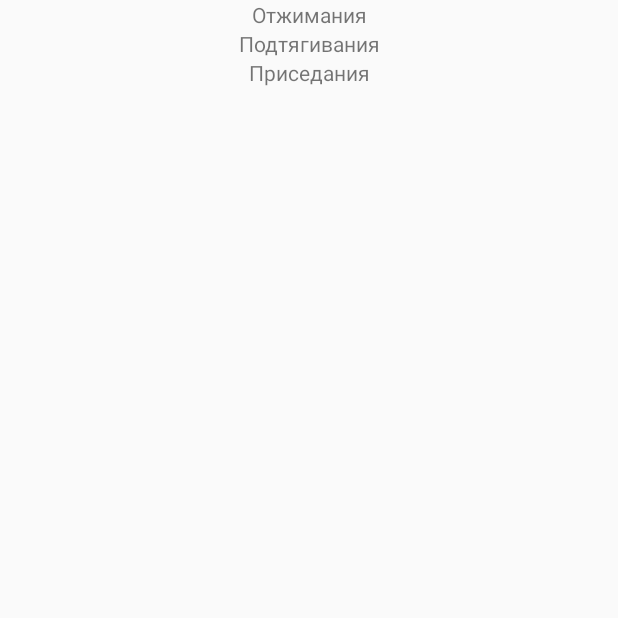
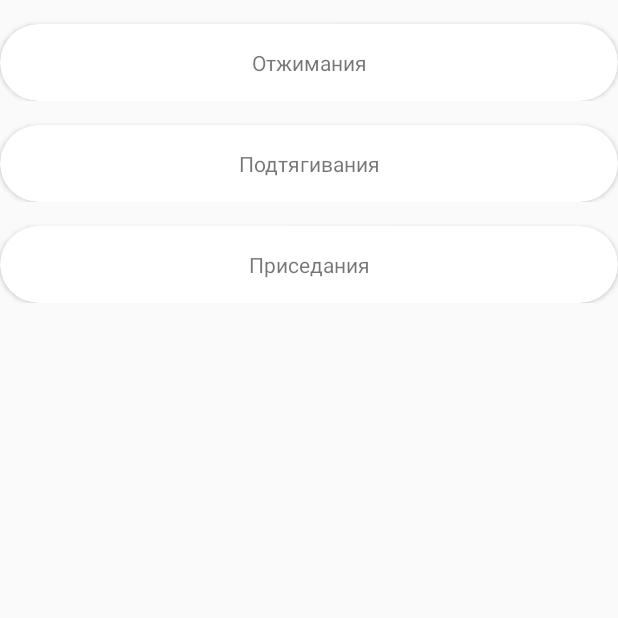
Before and after one commit to chernikov-fedya/fitness-progect-final, an Android app: the MainActivityTrain screen opened directly, with no data from a screen before it, on a phone screen of 412 x 824 dp, the top half of it. Run offline under Robolectric (Android 15) with nearby library versions, the phone set to English and light mode, and no system bars.

```diff
--- a/app/build.gradle
+++ b/app/build.gradle
@@ -35,5 +35,6 @@ dependencies {
     androidTestImplementation 'androidx.test.ext:junit:1.1.1'
     androidTestImplementation 'androidx.test.espresso:espresso-core:3.2.0'
     implementation 'androidx.recyclerview:recyclerview:1.1.0'
+    implementation 'androidx.cardview:cardview:1.0.0'
     implementation 'com.google.android.material:material:1.0.0'
 }
--- a/app/src/main/java/com/example/myapplication/MainActivityMenu.kt
+++ b/app/src/main/java/com/example/myapplication/MainActivityMenu.kt
@@ -21,4 +21,9 @@ class MainActivityMenu : AppCompatActivity() {
         next1.putExtra("Train", 1)
         startActivity(next1)
     }
+    fun back(v: View){
+        var back = Intent(this@MainActivityMenu, MainActivityDisease::class.java)
+        back.putExtra("back", 0)
+        startActivity(back)
+    }
 }
--- a/app/src/main/res/layout/activity_main_menu.xml
+++ b/app/src/main/res/layout/activity_main_menu.xml
@@ -80,6 +80,7 @@
             android:background="@drawable/ic_person_black_24dp"
             android:backgroundTint="#00FFFFFF"
             android:text="Профиль"
+            android:onClick="profile"
             app:srcCompat="@drawable/ic_person_black_24dp" />
     </com.google.android.material.bottomnavigation.BottomNavigationView>
 
--- a/app/src/main/res/layout/exercise_view.xml
+++ b/app/src/main/res/layout/exercise_view.xml
@@ -1,8 +1,22 @@
 <?xml version="1.0" encoding="utf-8"?>
 <LinearLayout xmlns:android="http://schemas.android.com/apk/res/android"
-    android:orientation="vertical" android:layout_width="match_parent"
+    xmlns:app="http://schemas.android.com/apk/res-auto"
+    android:orientation="vertical"
+    android:layout_width="match_parent"
     android:layout_height="wrap_content"
     android:gravity="center">
+
+    <androidx.cardview.widget.CardView
+        android:layout_height="wrap_content"
+        android:layout_width="wrap_content"
+        android:layout_marginTop="16dp"
+        app:cardCornerRadius="40dp">
+
+        <RelativeLayout
+            android:layout_width="match_parent"
+            android:layout_height="wrap_content"
+            android:padding="16dp"
+            android:orientation="vertical">
 
         <TextView
             android:id="@+id/name_ex"
@@ -19,4 +33,10 @@
         <!--        android:id="@+id/img_ex"-->
         <!--        android:layout_width="wrap_content"-->
         <!--        android:layout_height="wrap_content"/>-->
+        </RelativeLayout>
+    </androidx.cardview.widget.CardView>
+
+
+
+
 </LinearLayout>
--- a/app/src/main/res/values/colors.xml
+++ b/app/src/main/res/values/colors.xml
@@ -12,4 +12,5 @@
     <color name="PhotoColor">#DCEFF3</color>
     <color name="BackWColor">#BBD7ED</color>
     <color name="ICONS">#FFFFFF</color>
+    <color name="indigo">#4b0082</color>
 </resources>
```
Also changed, not shown: app/src/main/res/drawable/ic_person_black_24dp.xml (added, +9 -0 lines), app/src/main/res/values/styles.xml (+9 -0 lines). Lines whose indentation alone changed are shown as unchanged.
